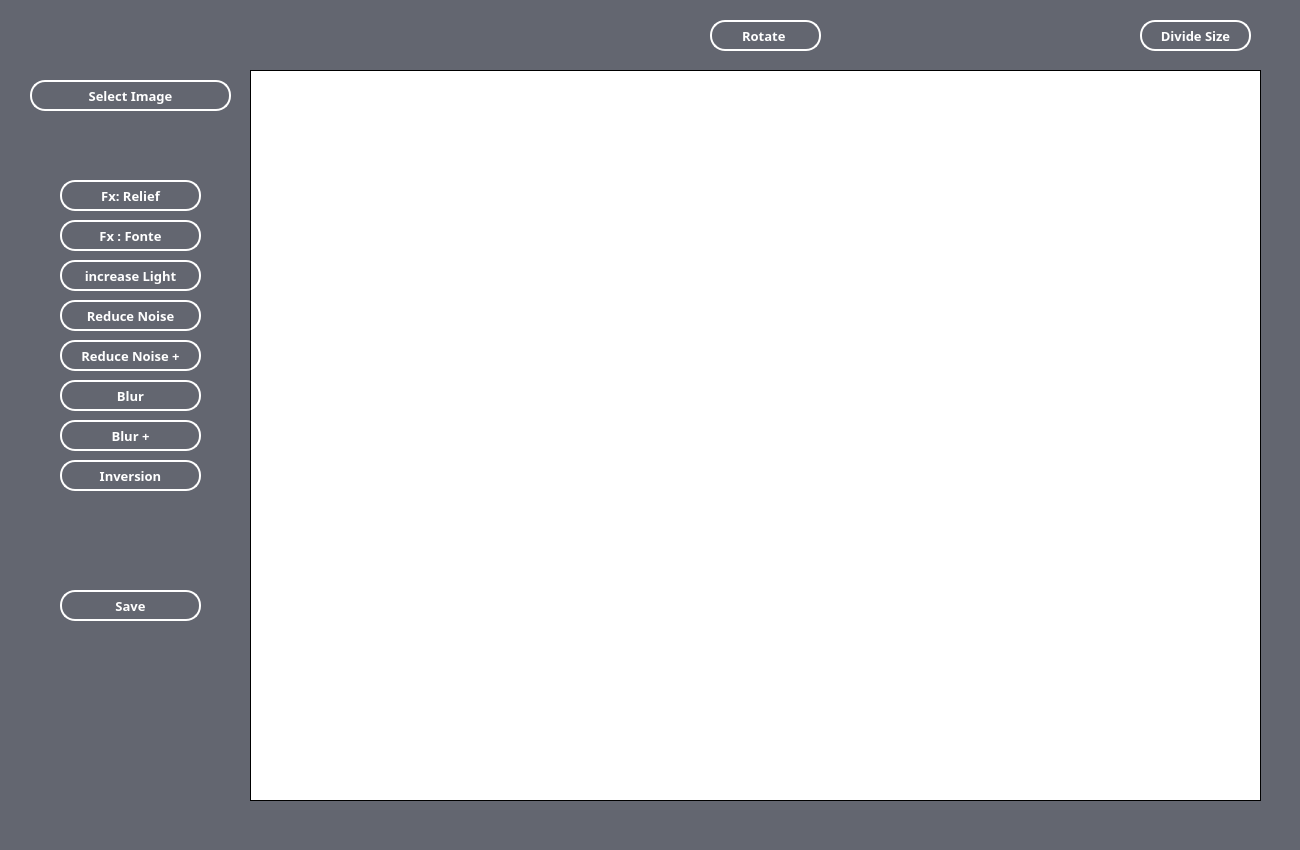
First picture: the form in tp4/ui_source/advance.ui, repository Remi-Guijarro/-ENSIIE-Programmation-Imperative, before the edit.
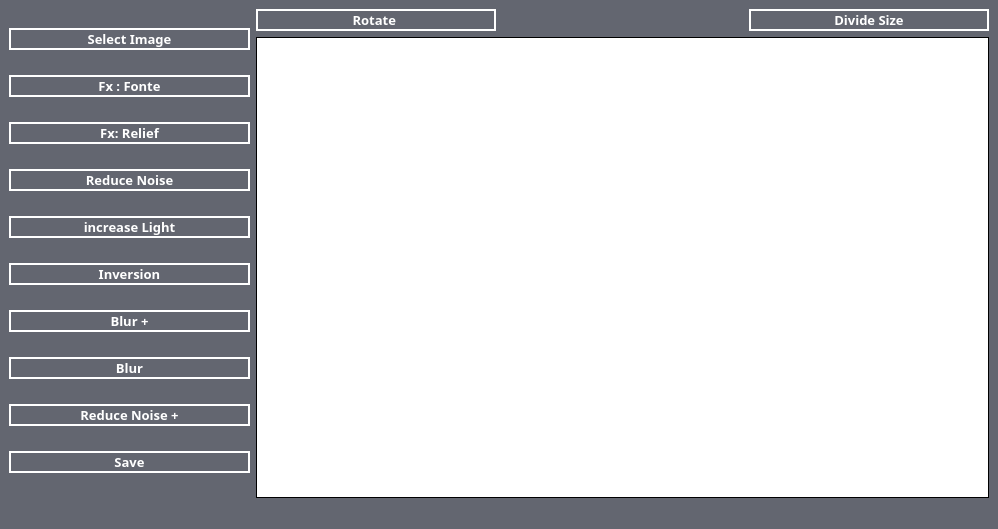
Second picture: the form after the edit.

What changed in the file:
```diff
--- a/tp4/ui_source/advance.ui
+++ b/tp4/ui_source/advance.ui
@@ -6,8 +6,8 @@
    <rect>
     <x>0</x>
     <y>0</y>
-    <width>1300</width>
-    <height>850</height>
+    <width>998</width>
+    <height>529</height>
    </rect>
   </property>
   <property name="windowTitle">
@@ -19,54 +19,11 @@
 </string>
   </property>
   <widget class="QWidget" name="centralwidget">
-   <widget class="QPushButton" name="selectImgBtn">
-    <property name="geometry">
-     <rect>
-      <x>30</x>
-      <y>80</y>
-      <width>201</width>
-      <height>31</height>
-     </rect>
-    </property>
-    <property name="font">
-     <font>
-      <family>Sitka Small</family>
-      <pointsize>10</pointsize>
-      <weight>75</weight>
-      <bold>true</bold>
-     </font>
-    </property>
-    <property name="cursor">
-     <cursorShape>PointingHandCursor</cursorShape>
-    </property>
-    <property name="styleSheet">
-     <string notr="true">QPushButton{
-	color:white;
-	border:2px solid white;
-	border-radius:15px;
-	transition : all ease 1s;
-}
-
-
-QPushButton:hover
-{
-   background-color:white;
-   color:rgb(99, 102, 112);
-}</string>
-    </property>
-    <property name="text">
-     <string>Select Image</string>
-    </property>
-   </widget>
+   <layout class="QGridLayout" name="gridLayout_3">
+    <item row="0" column="0">
+     <layout class="QGridLayout" name="gridLayout_2">
+      <item row="1" column="1" colspan="3">
    <widget class="QLabel" name="imageLbl">
-    <property name="geometry">
-     <rect>
-      <x>250</x>
-      <y>70</y>
-      <width>1011</width>
-      <height>731</height>
-     </rect>
-    </property>
     <property name="autoFillBackground">
      <bool>false</bool>
     </property>
@@ -80,15 +37,14 @@
      <string/>
     </property>
    </widget>
-   <widget class="QPushButton" name="rotatImage">
-    <property name="geometry">
-     <rect>
-      <x>710</x>
-      <y>20</y>
-      <width>111</width>
-      <height>31</height>
-     </rect>
-    </property>
+      </item>
+      <item row="0" column="0" rowspan="2">
+       <layout class="QGridLayout" name="gridLayout_4">
+        <property name="sizeConstraint">
+         <enum>QLayout::SetMaximumSize</enum>
+        </property>
+        <item row="0" column="0">
+         <widget class="QPushButton" name="selectImgBtn">
     <property name="font">
      <font>
       <family>Sitka Small</family>
@@ -108,46 +64,9 @@
 	transition : all ease 1s;
 }
 
-
-QPushButton:hover
-{
-   background-color:white;
-   color:rgb(99, 102, 112);
-}</string>
-    </property>
-    <property name="text">
-     <string>Rotate </string>
-    </property>
-   </widget>
-   <widget class="QPushButton" name="relief">
-    <property name="geometry">
-     <rect>
-      <x>60</x>
-      <y>180</y>
-      <width>141</width>
-      <height>31</height>
-     </rect>
-    </property>
-    <property name="font">
-     <font>
-      <family>Sitka Small</family>
-      <pointsize>10</pointsize>
-      <weight>75</weight>
-      <bold>true</bold>
-     </font>
-    </property>
-    <property name="cursor">
-     <cursorShape>PointingHandCursor</cursorShape>
-    </property>
-    <property name="styleSheet">
-     <string notr="true">QPushButton{
-	color:white;
-	border:2px solid white;
-	border-radius:15px;
-	transition : all ease 1s;
+*{
+border-radius:15px;
 }
-
-
 QPushButton:hover
 {
    background-color:white;
@@ -155,18 +74,12 @@
 }</string>
     </property>
     <property name="text">
-     <string>Fx: Relief</string>
-    </property>
-   </widget>
+           <string>Select Image</string>
+          </property>
+         </widget>
+        </item>
+        <item row="1" column="0">
    <widget class="QPushButton" name="fonte">
-    <property name="geometry">
-     <rect>
-      <x>60</x>
-      <y>220</y>
-      <width>141</width>
-      <height>31</height>
-     </rect>
-    </property>
     <property name="font">
      <font>
       <family>Sitka Small</family>
@@ -197,15 +110,9 @@
      <string>Fx : Fonte</string>
     </property>
    </widget>
-   <widget class="QPushButton" name="lightIncrease">
-    <property name="geometry">
-     <rect>
-      <x>60</x>
-      <y>260</y>
-      <width>141</width>
-      <height>31</height>
-     </rect>
-    </property>
+        </item>
+        <item row="2" column="0">
+         <widget class="QPushButton" name="relief">
     <property name="font">
      <font>
       <family>Sitka Small</family>
@@ -233,18 +140,12 @@
 }</string>
     </property>
     <property name="text">
-     <string>increase Light</string>
-    </property>
-   </widget>
+           <string>Fx: Relief</string>
+          </property>
+         </widget>
+        </item>
+        <item row="3" column="0">
    <widget class="QPushButton" name="reduceNoise">
-    <property name="geometry">
-     <rect>
-      <x>60</x>
-      <y>300</y>
-      <width>141</width>
-      <height>31</height>
-     </rect>
-    </property>
     <property name="font">
      <font>
       <family>Sitka Small</family>
@@ -275,15 +176,9 @@
      <string>Reduce Noise</string>
     </property>
    </widget>
-   <widget class="QPushButton" name="reduceNoiseP">
-    <property name="geometry">
-     <rect>
-      <x>60</x>
-      <y>340</y>
-      <width>141</width>
-      <height>31</height>
-     </rect>
-    </property>
+        </item>
+        <item row="4" column="0">
+         <widget class="QPushButton" name="lightIncrease">
     <property name="font">
      <font>
       <family>Sitka Small</family>
@@ -311,135 +206,12 @@
 }</string>
     </property>
     <property name="text">
-     <string>Reduce Noise +</string>
-    </property>
-   </widget>
-   <widget class="QPushButton" name="blur">
-    <property name="geometry">
-     <rect>
-      <x>60</x>
-      <y>380</y>
-      <width>141</width>
-      <height>31</height>
-     </rect>
-    </property>
-    <property name="font">
-     <font>
-      <family>Sitka Small</family>
-      <pointsize>10</pointsize>
-      <weight>75</weight>
-      <bold>true</bold>
-     </font>
-    </property>
-    <property name="cursor">
-     <cursorShape>PointingHandCursor</cursorShape>
-    </property>
-    <property name="styleSheet">
-     <string notr="true">QPushButton{
-	color:white;
-	border:2px solid white;
-	border-radius:15px;
-	transition : all ease 1s;
-}
-
-
-QPushButton:hover
-{
-   background-color:white;
-   color:rgb(99, 102, 112);
-}</string>
-    </property>
-    <property name="text">
-     <string>Blur</string>
-    </property>
-   </widget>
-   <widget class="QPushButton" name="Blurp">
-    <property name="geometry">
-     <rect>
-      <x>60</x>
-      <y>420</y>
-      <width>141</width>
-      <height>31</height>
-     </rect>
-    </property>
-    <property name="font">
-     <font>
-      <family>Sitka Small</family>
-      <pointsize>10</pointsize>
-      <weight>75</weight>
-      <bold>true</bold>
-     </font>
-    </property>
-    <property name="cursor">
-     <cursorShape>PointingHandCursor</cursorShape>
-    </property>
-    <property name="styleSheet">
-     <string notr="true">QPushButton{
-	color:white;
-	border:2px solid white;
-	border-radius:15px;
-	transition : all ease 1s;
-}
-
-
-QPushButton:hover
-{
-   background-color:white;
-   color:rgb(99, 102, 112);
-}</string>
-    </property>
-    <property name="text">
-     <string>Blur +</string>
-    </property>
-   </widget>
-   <widget class="QPushButton" name="rotatImage_2">
-    <property name="geometry">
-     <rect>
-      <x>1140</x>
-      <y>20</y>
-      <width>111</width>
-      <height>31</height>
-     </rect>
-    </property>
-    <property name="font">
-     <font>
-      <family>Sitka Small</family>
-      <pointsize>10</pointsize>
-      <weight>75</weight>
-      <bold>true</bold>
-     </font>
-    </property>
-    <property name="cursor">
-     <cursorShape>PointingHandCursor</cursorShape>
-    </property>
-    <property name="styleSheet">
-     <string notr="true">QPushButton{
-	color:white;
-	border:2px solid white;
-	border-radius:15px;
-	transition : all ease 1s;
-}
-
-
-QPushButton:hover
-{
-   background-color:white;
-   color:rgb(99, 102, 112);
-}</string>
-    </property>
-    <property name="text">
-     <string>Divide Size</string>
-    </property>
-   </widget>
+           <string>increase Light</string>
+          </property>
+         </widget>
+        </item>
+        <item row="5" column="0">
    <widget class="QPushButton" name="Blurp_2">
-    <property name="geometry">
-     <rect>
-      <x>60</x>
-      <y>460</y>
-      <width>141</width>
-      <height>31</height>
-     </rect>
-    </property>
     <property name="font">
      <font>
       <family>Sitka Small</family>
@@ -470,15 +242,108 @@
      <string>Inversion</string>
     </property>
    </widget>
+        </item>
+        <item row="6" column="0">
+         <widget class="QPushButton" name="Blurp">
+          <property name="font">
+           <font>
+            <family>Sitka Small</family>
+            <pointsize>10</pointsize>
+            <weight>75</weight>
+            <bold>true</bold>
+           </font>
+          </property>
+          <property name="cursor">
+           <cursorShape>PointingHandCursor</cursorShape>
+          </property>
+          <property name="styleSheet">
+           <string notr="true">QPushButton{
+	color:white;
+	border:2px solid white;
+	border-radius:15px;
+	transition : all ease 1s;
+}
+
+
+QPushButton:hover
+{
+   background-color:white;
+   color:rgb(99, 102, 112);
+}</string>
+          </property>
+          <property name="text">
+           <string>Blur +</string>
+          </property>
+         </widget>
+        </item>
+        <item row="7" column="0">
+         <widget class="QPushButton" name="blur">
+          <property name="font">
+           <font>
+            <family>Sitka Small</family>
+            <pointsize>10</pointsize>
+            <weight>75</weight>
+            <bold>true</bold>
+           </font>
+          </property>
+          <property name="cursor">
+           <cursorShape>PointingHandCursor</cursorShape>
+          </property>
+          <property name="styleSheet">
+           <string notr="true">QPushButton{
+	color:white;
+	border:2px solid white;
+	border-radius:15px;
+	transition : all ease 1s;
+}
+
+
+QPushButton:hover
+{
+   background-color:white;
+   color:rgb(99, 102, 112);
+}</string>
+          </property>
+          <property name="text">
+           <string>Blur</string>
+          </property>
+         </widget>
+        </item>
+        <item row="8" column="0">
+         <widget class="QPushButton" name="reduceNoiseP">
+          <property name="font">
+           <font>
+            <family>Sitka Small</family>
+            <pointsize>10</pointsize>
+            <weight>75</weight>
+            <bold>true</bold>
+           </font>
+          </property>
+          <property name="cursor">
+           <cursorShape>PointingHandCursor</cursorShape>
+          </property>
+          <property name="styleSheet">
+           <string notr="true">QPushButton{
+	color:white;
+	border:2px solid white;
+	border-radius:15px;
+	transition : all ease 1s;
+}
+
+
+QPushButton:hover
+{
+   background-color:white;
+   color:rgb(99, 102, 112);
+}</string>
+          </property>
+          <property name="text">
+           <string>Reduce Noise +</string>
+          </property>
+         </widget>
+        </item>
+        <item row="9" column="0">
    <widget class="QPushButton" name="save">
-    <property name="geometry">
-     <rect>
-      <x>60</x>
-      <y>590</y>
-      <width>141</width>
-      <height>31</height>
-     </rect>
-    </property>
     <property name="font">
      <font>
       <family>Sitka Small</family>
@@ -509,6 +374,78 @@
      <string>Save</string>
     </property>
    </widget>
+        </item>
+       </layout>
+      </item>
+      <item row="0" column="1">
+       <widget class="QPushButton" name="rotatImage">
+        <property name="font">
+         <font>
+          <family>Sitka Small</family>
+          <pointsize>10</pointsize>
+          <weight>75</weight>
+          <bold>true</bold>
+         </font>
+        </property>
+        <property name="cursor">
+         <cursorShape>PointingHandCursor</cursorShape>
+        </property>
+        <property name="styleSheet">
+         <string notr="true">QPushButton{
+	color:white;
+	border:2px solid white;
+	border-radius:15px;
+	transition : all ease 1s;
+}
+
+
+QPushButton:hover
+{
+   background-color:white;
+   color:rgb(99, 102, 112);
+}</string>
+        </property>
+        <property name="text">
+         <string>Rotate </string>
+        </property>
+       </widget>
+      </item>
+      <item row="0" column="3">
+       <widget class="QPushButton" name="rotatImage_2">
+        <property name="font">
+         <font>
+          <family>Sitka Small</family>
+          <pointsize>10</pointsize>
+          <weight>75</weight>
+          <bold>true</bold>
+         </font>
+        </property>
+        <property name="cursor">
+         <cursorShape>PointingHandCursor</cursorShape>
+        </property>
+        <property name="styleSheet">
+         <string notr="true">QPushButton{
+	color:white;
+	border:2px solid white;
+	border-radius:15px;
+	transition : all ease 1s;
+}
+
+
+QPushButton:hover
+{
+   background-color:white;
+   color:rgb(99, 102, 112);
+}</string>
+        </property>
+        <property name="text">
+         <string>Divide Size</string>
+        </property>
+       </widget>
+      </item>
+     </layout>
+    </item>
+   </layout>
   </widget>
   <widget class="QMenuBar" name="menubar">
    <property name="geometry">
```
Left out of the diff: 4 changed lines with no effect on the pictures. Lines whose indentation alone changed are shown as unchanged.
